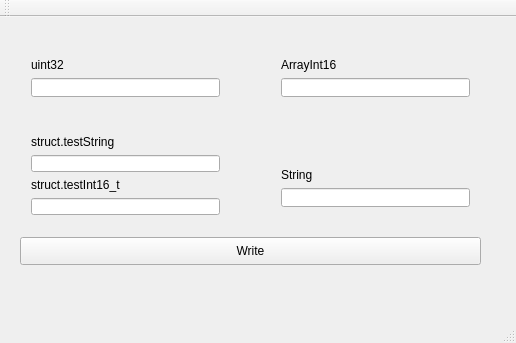
This is Client/Client.ui in NiceNickname/SimpleAntivirus as Qt 5 draws it before an edit. The edited form follows.
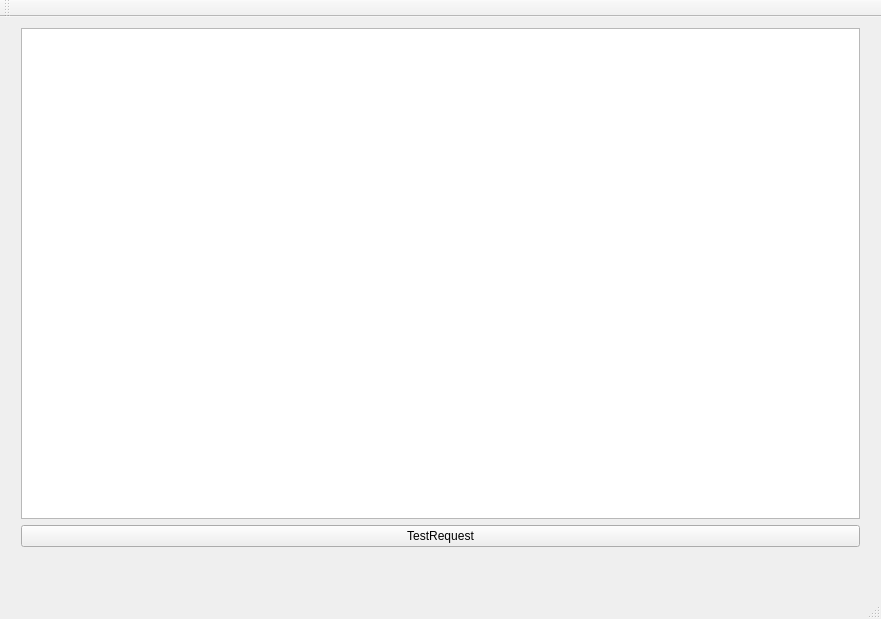
This is the edited form.

Commit message: floats, arrays, unicode strings, typecodes and command codes, test interface

What changed in the file:
```diff
--- a/Client/Client.ui
+++ b/Client/Client.ui
@@ -6,8 +6,8 @@
    <rect>
     <x>0</x>
     <y>0</y>
-    <width>516</width>
-    <height>343</height>
+    <width>881</width>
+    <height>619</height>
    </rect>
   </property>
   <property name="windowTitle">
@@ -17,114 +17,25 @@
    <widget class="QWidget" name="verticalLayoutWidget">
     <property name="geometry">
      <rect>
-      <x>20</x>
-      <y>30</y>
-      <width>211</width>
-      <height>61</height>
+      <x>10</x>
+      <y>0</y>
+      <width>861</width>
+      <height>541</height>
      </rect>
     </property>
     <layout class="QVBoxLayout" name="verticalLayout">
      <item>
-      <widget class="QLabel" name="uint32Label">
-       <property name="text">
-        <string>uint32</string>
-       </property>
-      </widget>
+      <widget class="QTextEdit" name="textEdit"/>
      </item>
      <item>
-      <widget class="QLineEdit" name="uint32LineEdit"/>
-     </item>
-    </layout>
-   </widget>
-   <widget class="QWidget" name="verticalLayoutWidget_2">
-    <property name="geometry">
-     <rect>
-      <x>270</x>
-      <y>30</y>
-      <width>211</width>
-      <height>61</height>
-     </rect>
-    </property>
-    <layout class="QVBoxLayout" name="verticalLayout_2">
-     <item>
-      <widget class="QLabel" name="A16IntLabel">
+      <widget class="QPushButton" name="testButton">
        <property name="text">
-        <string>ArrayInt16</string>
+        <string>TestRequest</string>
        </property>
       </widget>
      </item>
-     <item>
-      <widget class="QLineEdit" name="A16IntLineEdit"/>
-     </item>
     </layout>
    </widget>
-   <widget class="QWidget" name="verticalLayoutWidget_4">
-    <property name="geometry">
-     <rect>
-      <x>20</x>
-      <y>107</y>
-      <width>211</width>
-      <height>103</height>
-     </rect>
-    </property>
-    <layout class="QVBoxLayout" name="verticalLayout_4">
-     <item>
-      <widget class="QLabel" name="structStringLabel">
-       <property name="text">
-        <string>struct.testString</string>
-       </property>
-      </widget>
-     </item>
-     <item>
-      <widget class="QLineEdit" name="structStringLineEdit"/>
-     </item>
-     <item>
-      <widget class="QLabel" name="structInt16Label">
-       <property name="text">
-        <string>struct.testInt16_t</string>
-       </property>
-      </widget>
-     </item>
-     <item>
-      <widget class="QLineEdit" name="structInt16LineEdit"/>
-     </item>
-    </layout>
-   </widget>
-   <widget class="QWidget" name="verticalLayoutWidget_5">
-    <property name="geometry">
-     <rect>
-      <x>270</x>
-      <y>140</y>
-      <width>211</width>
-      <height>61</height>
-     </rect>
-    </property>
-    <layout class="QVBoxLayout" name="verticalLayout_5">
-     <item>
-      <widget class="QLabel" name="stringLabel">
-       <property name="text">
-        <string>String</string>
-       </property>
-      </widget>
-     </item>
-     <item>
-      <widget class="QLineEdit" name="stringLineEdit"/>
-     </item>
-    </layout>
-   </widget>
-   <widget class="QPushButton" name="writeButton">
-    <property name="geometry">
-     <rect>
-      <x>20</x>
-      <y>220</y>
-      <width>461</width>
-      <height>28</height>
-     </rect>
-    </property>
-    <property name="text">
-     <string>Write</string>
-    </property>
-   </widget>
   </widget>
   <widget class="QMenuBar" name="menuBar">
    <property name="geometry">
```
Left out of the diff: 2 changed lines with no effect on the pictures. The commit also changes 10 other files.
